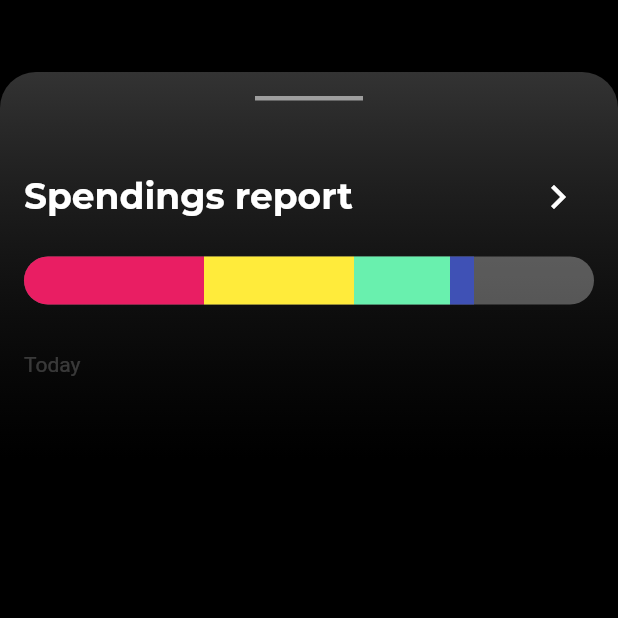
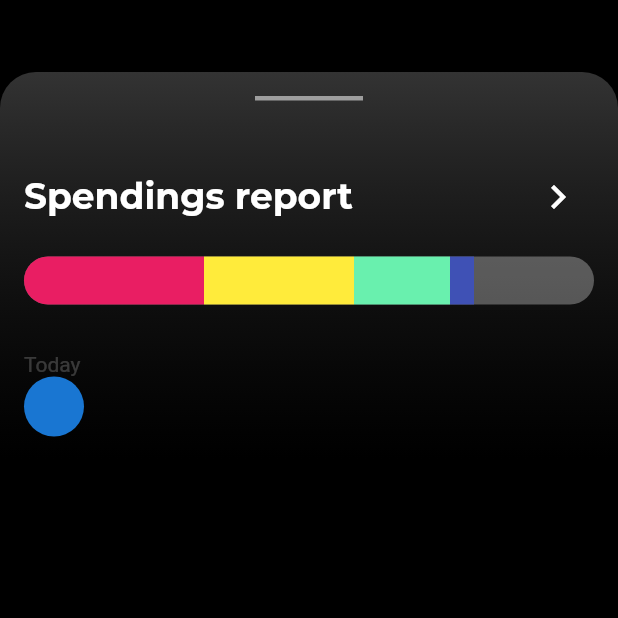
Before and after one commit to JAICHANGPARK/flutter_notebook_8th_story, a Flutter app: the screen it shows after launch, on a phone screen of 412 x 824 dp, the top half of it. Run offline on Flutter 3.47's test engine with Material 2 defaults, Android fonts, the phone set to English and light mode, and no system bars; our stand-ins replace badges, flutter_hooks, google_fonts, hooks_riverpod, state_notifier.

Commit message:
Update bank_main_page.dart

```diff
--- a/lib/ep594_banking_app/bank_main_page.dart
+++ b/lib/ep594_banking_app/bank_main_page.dart
@@ -108,6 +108,16 @@ class _BankMainPageState extends State<BankMainPage> {
                         Text(
                           "Today",
                           style: TextStyle(color: Colors.white.withOpacity(0.2)),
+                        ),
+                        Row(
+                          children: [
+                            CircleAvatar(),
+                            Column(
+                              children: [
+
+                              ],
+                            )
+                          ],
                         )
                       ],
                     ),
```
